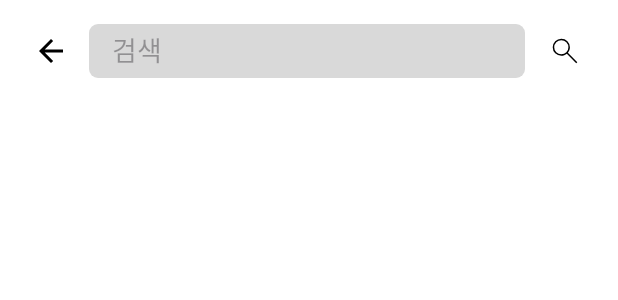
After one commit to WhaTheLook/WhaTheLook-AOS, an Android app: the layout activity_search.xml on its own in the app's theme, with its tools: preview values and no code run, on a phone screen of 412 x 824 dp. The commit adds this screen. Shown: the top 300 px of the screen. Run offline under Robolectric (Android 15) with nearby library versions, the phone set to English and light mode, and no system bars.

Commit message:
feat: 검색 페이지 구현

```diff
--- a/app/src/main/java/com/stopstone/whathelook/ui/view/home/HomeFragment.kt
+++ b/app/src/main/java/com/stopstone/whathelook/ui/view/home/HomeFragment.kt
@@ -39,6 +39,11 @@ class HomeFragment : Fragment() {
             val action = HomeFragmentDirections.actionHomeToPost()
             findNavController().navigate(action)
         }
+
+        binding.btnSearch.setOnClickListener {
+            val action = HomeFragmentDirections.actionHomeToSearch()
+            findNavController().navigate(action)
+        }
     }
 
     override fun onDestroyView() {
--- /dev/null
+++ b/app/src/main/res/layout/activity_search.xml
@@ -0,0 +1,63 @@
+<?xml version="1.0" encoding="utf-8"?>
+<androidx.constraintlayout.widget.ConstraintLayout xmlns:android="http://schemas.android.com/apk/res/android"
+    xmlns:app="http://schemas.android.com/apk/res-auto"
+    xmlns:tools="http://schemas.android.com/tools"
+    android:id="@+id/main"
+    android:layout_width="match_parent"
+    android:layout_height="match_parent"
+    tools:context=".ui.view.SearchActivity">
+
+    <ImageButton
+        android:id="@+id/btn_back"
+        android:layout_width="wrap_content"
+        android:layout_height="wrap_content"
+        android:layout_margin="16dp"
+        android:background="@android:color/transparent"
+        android:contentDescription="@string/description_btn_arrow_back"
+        android:padding="6dp"
+        android:src="@drawable/ic_arrow_back"
+        app:layout_constraintStart_toStartOf="parent"
+        app:layout_constraintTop_toTopOf="parent" />
+
+    <View
+        android:id="@+id/view_search_area"
+        android:layout_width="0dp"
+        android:layout_height="0dp"
+        android:layout_marginHorizontal="7dp"
+        android:background="@drawable/background_gray_400"
+        app:layout_constraintBottom_toBottomOf="@id/btn_back"
+        app:layout_constraintEnd_toStartOf="@id/btn_search"
+        app:layout_constraintStart_toEndOf="@id/btn_back"
+        app:layout_constraintTop_toTopOf="@id/btn_back" />
+
+    <EditText
+        android:id="@+id/et_search"
+        android:layout_width="0dp"
+        android:layout_height="0dp"
+        android:layout_marginStart="10dp"
+        android:background="@android:color/transparent"
+        android:hint="@string/description_search_image"
+        android:importantForAutofill="no"
+        android:inputType="text"
+        android:padding="5dp"
+        app:background="@android:color/transparent"
+        app:layout_constraintBottom_toBottomOf="@id/view_search_area"
+        app:layout_constraintEnd_toEndOf="@id/view_search_area"
+        app:layout_constraintStart_toStartOf="@id/view_search_area"
+        app:layout_constraintTop_toTopOf="@id/view_search_area" />
+
+
+    <ImageButton
+        android:id="@+id/btn_search"
+        android:layout_width="wrap_content"
+        android:layout_height="wrap_content"
+        android:layout_marginEnd="16dp"
+        android:background="@android:color/transparent"
+        android:contentDescription="@string/description_search_image"
+        android:padding="7dp"
+        android:src="@drawable/ic_search"
+        app:layout_constraintBottom_toBottomOf="@id/view_search_area"
+        app:layout_constraintEnd_toEndOf="parent"
+        app:layout_constraintTop_toTopOf="@id/view_search_area" />
+
+</androidx.constraintlayout.widget.ConstraintLayout>
--- a/app/src/main/res/values/strings.xml
+++ b/app/src/main/res/values/strings.xml
@@ -9,4 +9,5 @@
     <string name="label_tab_question">질문하기</string>
     <string name="description_search_image">검색</string>
     <string name="description_btn_post_add">등록하기</string>
+    <string name="description_btn_arrow_back">뒤로가기</string>
 </resources>
--- a/app/src/main/res/values/styles.xml
+++ b/app/src/main/res/values/styles.xml
@@ -16,6 +16,11 @@
     <style name="ShapeAppearanceOverlay.FAB" parent="">
         <item name="cornerFamily">rounded</item>
         <item name="cornerSize">50%</item>
+    </style>
+
+    <style name="NoBoxTextInputLayout" parent="Widget.MaterialComponents.TextInputLayout.OutlinedBox">
+        <item name="boxStrokeWidth">0dp</item>
+        <item name="boxStrokeWidthFocused">0dp</item>
     </style>
 
     <style name="AppButtonPrimary" parent="Widget.AppCompat.Button.Borderless">
```
Also changed, not shown: app/src/main/AndroidManifest.xml (+6 -3 lines), app/src/main/java/com/stopstone/whathelook/ui/view/SearchActivity.kt (added, +20 -0 lines), app/src/main/res/navigation/nav_graph.xml (+8 -0 lines).
